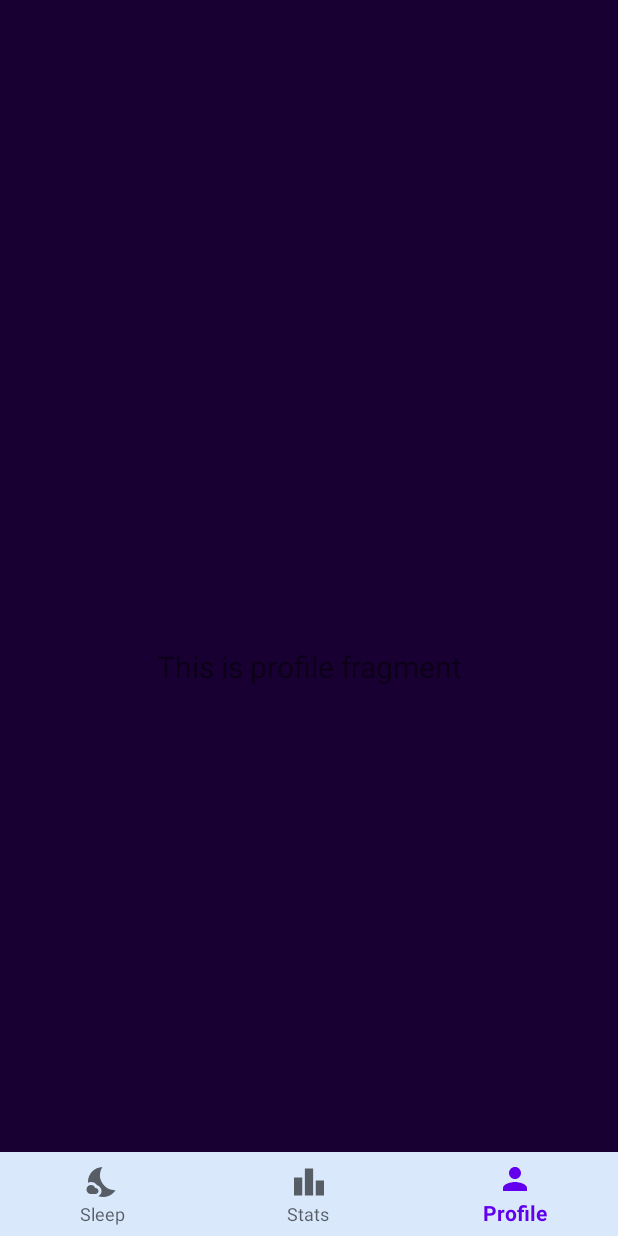
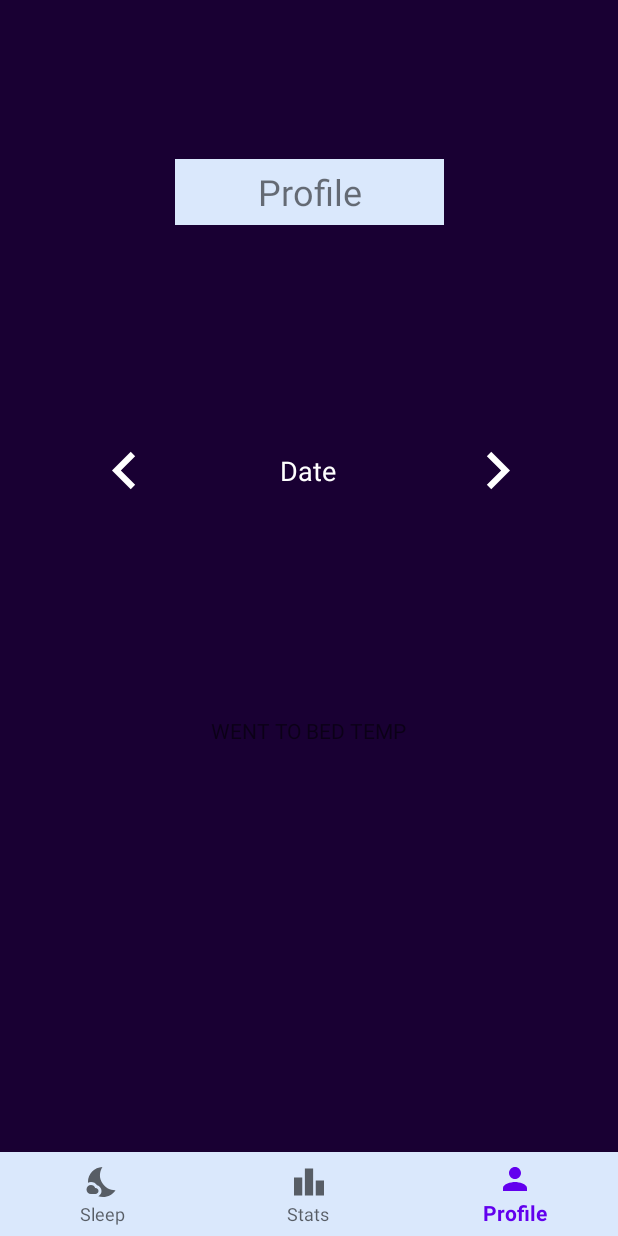
Before and after one commit to Igbooo/SleepTracker, an Android app: the ProfileFragment screen opened through its navigation route, on a phone screen of 412 x 824 dp. Run offline under Robolectric (Android 15) with nearby library versions, the phone set to English and light mode, and no system bars; our stand-ins replace navigation-ui.

Commit message:
Add first elements
Adds the title, buttons and some text views to either be used or for spacing so it looks good enough to commit

```diff
--- a/app/src/main/java/com/example/sleeptracker/ui/profile/ProfileFragment.java
+++ b/app/src/main/java/com/example/sleeptracker/ui/profile/ProfileFragment.java
@@ -23,13 +23,6 @@ public class ProfileFragment extends Fragment {
         profileViewModel =
                 ViewModelProviders.of(this).get(ProfileViewModel.class);
         View root = inflater.inflate(R.layout.fragment_profile, container, false);
-        final TextView textView = root.findViewById(R.id.text_notifications);
-        profileViewModel.getText().observe(getViewLifecycleOwner(), new Observer<String>() {
-            @Override
-            public void onChanged(@Nullable String s) {
-                textView.setText(s);
-            }
-        });
         return root;
     }
 }
--- a/app/src/main/java/com/example/sleeptracker/ui/profile/ProfileViewModel.java
+++ b/app/src/main/java/com/example/sleeptracker/ui/profile/ProfileViewModel.java
@@ -5,15 +5,5 @@ import androidx.lifecycle.MutableLiveData;
 import androidx.lifecycle.ViewModel;
 
 public class ProfileViewModel extends ViewModel {
-
-    private MutableLiveData<String> mText;
-
-    public ProfileViewModel() {
-        mText = new MutableLiveData<>();
-        mText.setValue("This is profile fragment");
-    }
-
-    public LiveData<String> getText() {
-        return mText;
-    }
+    //TODO: A thing
 }
--- /dev/null
+++ b/app/src/main/res/drawable/ic_navigate_before_black_18dp.xml
@@ -0,0 +1,9 @@
+<vector xmlns:android="http://schemas.android.com/apk/res/android"
+    android:width="18dp"
+    android:height="18dp"
+    android:viewportWidth="24"
+    android:viewportHeight="24">
+  <path
+      android:pathData="M15.41,7.41L14,6l-6,6 6,6 1.41,-1.41L10.83,12z"
+      android:fillColor="#000000"/>
+</vector>
--- /dev/null
+++ b/app/src/main/res/drawable/ic_navigate_next_24px.xml
@@ -0,0 +1,9 @@
+<vector xmlns:android="http://schemas.android.com/apk/res/android"
+    android:width="24dp"
+    android:height="24dp"
+    android:viewportWidth="24"
+    android:viewportHeight="24">
+  <path
+      android:fillColor="#FF000000"
+      android:pathData="M10,6L8.59,7.41 13.17,12l-4.58,4.59L10,18l6,-6z"/>
+</vector>
--- a/app/src/main/res/layout/fragment_profile.xml
+++ b/app/src/main/res/layout/fragment_profile.xml
@@ -4,19 +4,70 @@
     xmlns:tools="http://schemas.android.com/tools"
     android:layout_width="match_parent"
     android:layout_height="match_parent"
+    android:backgroundTint="#FFFFFF"
     tools:context=".ui.profile.ProfileFragment">
 
     <TextView
-        android:id="@+id/text_notifications"
-        android:layout_width="match_parent"
+        android:id="@+id/ProfileTitle"
+        android:layout_width="179dp"
+        android:layout_height="44dp"
+        android:layout_marginTop="50dp"
+        android:background="@color/sleepBlue"
+        android:gravity="center"
+        android:text="@string/profile_title"
+        android:textSize="24sp"
+        app:layout_constraintEnd_toEndOf="parent"
+        app:layout_constraintStart_toStartOf="parent"
+        app:layout_constraintTop_toTopOf="parent" />
+
+    <TextView
+        android:id="@+id/ProfileDate"
+        android:layout_width="80dp"
+        android:layout_height="30dp"
+        android:gravity="center"
+        android:text="Date"
+        android:textColor="@android:color/white"
+        android:textSize="18sp"
+        app:layout_constraintBottom_toTopOf="@+id/textView3"
+        app:layout_constraintEnd_toEndOf="parent"
+        app:layout_constraintHorizontal_bias="0.498"
+        app:layout_constraintStart_toStartOf="parent"
+        app:layout_constraintTop_toBottomOf="@+id/ProfileTitle" />
+
+    <Button
+        android:id="@+id/PreviousButton"
+        style="@style/Widget.AppCompat.Button.Borderless"
+        android:layout_width="50dp"
+        android:layout_height="50dp"
+        android:foreground="@drawable/ic_navigate_before_black_18dp"
+        android:foregroundTint="#FFFFFF"
+        app:layout_constraintBottom_toTopOf="@+id/textView3"
+        app:layout_constraintEnd_toStartOf="@+id/ProfileDate"
+        app:layout_constraintHorizontal_bias="0.504"
+        app:layout_constraintStart_toStartOf="parent"
+        app:layout_constraintTop_toBottomOf="@+id/ProfileTitle" />
+
+    <Button
+        android:id="@+id/NextButton"
+        style="@style/Widget.AppCompat.Button.Borderless"
+        android:layout_width="50dp"
+        android:layout_height="50dp"
+        android:foreground="@drawable/ic_navigate_next_24px"
+        android:foregroundTint="#FFFFFF"
+        app:layout_constraintBottom_toTopOf="@+id/textView3"
+        app:layout_constraintEnd_toEndOf="parent"
+        app:layout_constraintHorizontal_bias="0.526"
+        app:layout_constraintStart_toEndOf="@+id/ProfileDate"
+        app:layout_constraintTop_toBottomOf="@+id/ProfileTitle" />
+
+    <TextView
+        android:id="@+id/textView3"
+        android:layout_width="wrap_content"
         android:layout_height="wrap_content"
-        android:layout_marginStart="8dp"
-        android:layout_marginTop="8dp"
-        android:layout_marginEnd="8dp"
-        android:textAlignment="center"
-        android:textSize="20sp"
+        android:text="WENT TO BED TEMP"
         app:layout_constraintBottom_toBottomOf="parent"
         app:layout_constraintEnd_toEndOf="parent"
         app:layout_constraintStart_toStartOf="parent"
-        app:layout_constraintTop_toTopOf="parent" />
+        app:layout_constraintTop_toBottomOf="@+id/ProfileTitle" />
+
 </androidx.constraintlayout.widget.ConstraintLayout>
--- a/app/src/main/res/values/strings.xml
+++ b/app/src/main/res/values/strings.xml
@@ -6,4 +6,5 @@
     <string name="start_text">Sleep Tracker</string>
     <string name="start_image_description">A Moon and Stars.</string>
     <string name="start_button_text">Start</string>
+    <string name="profile_title">Profile</string>
 </resources>
```
